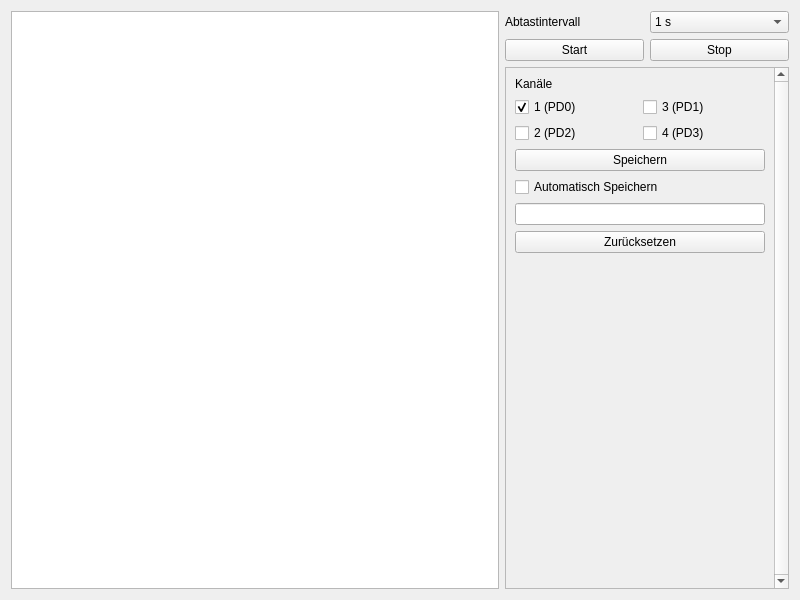
This is lenlab/gui/loggerform.ui in kalanzun/red_lenlab as Qt 5 draws it before an edit. The edited form follows.
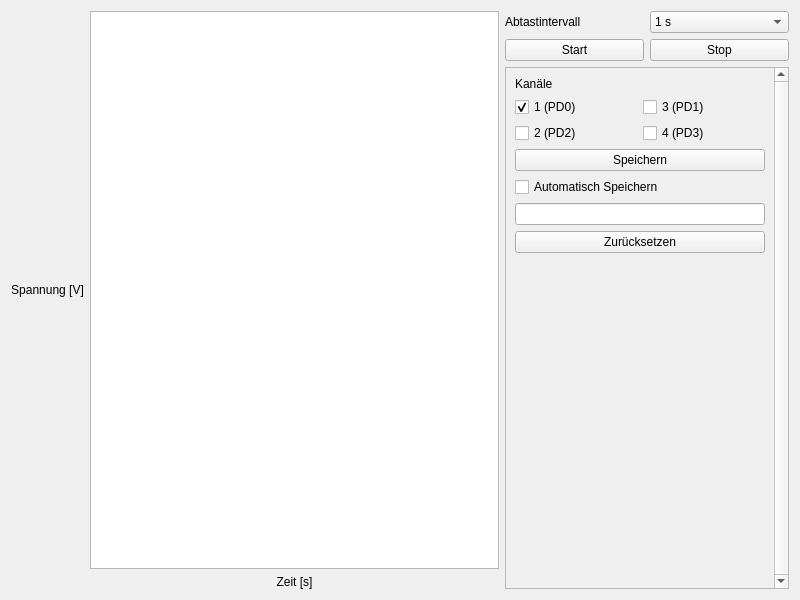
This is the edited form. Custom widgets are drawn as their Qt base class.

Commit message: axis labels

```diff
--- a/lenlab/gui/loggerform.ui
+++ b/lenlab/gui/loggerform.ui
@@ -21,7 +21,31 @@
   </property>
   <layout class="QHBoxLayout" name="horizontalLayout_0">
    <item>
-    <widget class="QChartView" name="plot"/>
+    <layout class="QGridLayout" name="gridLayout_2">
+     <item row="2" column="1">
+      <widget class="QChartView" name="plot"/>
+     </item>
+     <item row="3" column="1">
+      <widget class="QLabel" name="label_3">
+       <property name="text">
+        <string>Zeit [s]</string>
+       </property>
+       <property name="alignment">
+        <set>Qt::AlignCenter</set>
+       </property>
+      </widget>
+     </item>
+     <item row="2" column="0">
+      <widget class="VerticalLabel" name="label_4">
+       <property name="text">
+        <string>Spannung [V]</string>
+       </property>
+       <property name="alignment">
+        <set>Qt::AlignCenter</set>
+       </property>
+      </widget>
+     </item>
+    </layout>
    </item>
    <item>
     <layout class="QVBoxLayout" name="verticalLayout_0">
@@ -227,6 +251,11 @@
    <extends>QGraphicsView</extends>
    <header>QtCharts</header>
   </customwidget>
+  <customwidget>
+   <class>VerticalLabel</class>
+   <extends>QLabel</extends>
+   <header>verticallabel.h</header>
+  </customwidget>
  </customwidgets>
  <resources/>
  <connections/>
```
The commit also changes 5 other files.
